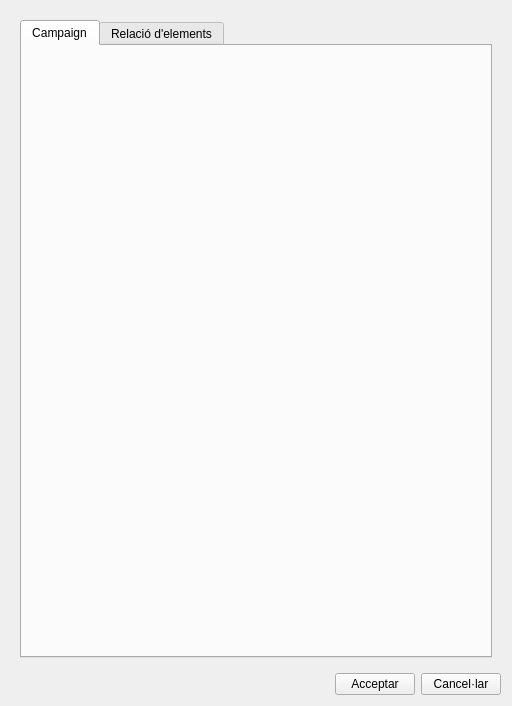
Giswater/giswater_qgis_plugin, file core/ui/toolbars/cm/add_campaign_review.ui: the form before one commit.
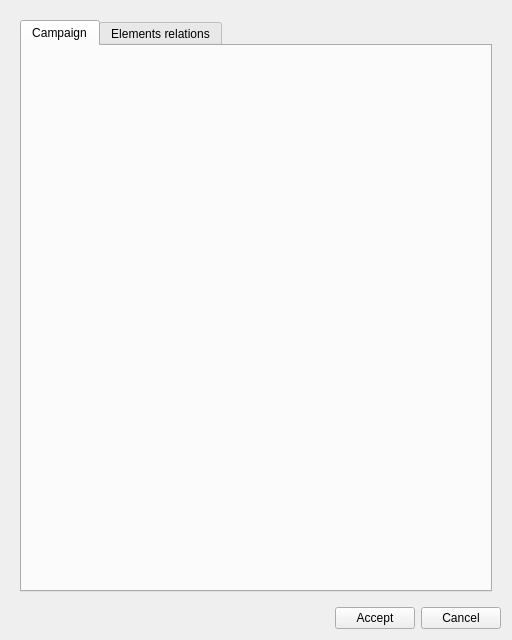
The form after the commit. Icons and pictures are not drawn.

What changed in the file:
```diff
--- a/core/ui/toolbars/cm/add_campaign_review.ui
+++ b/core/ui/toolbars/cm/add_campaign_review.ui
@@ -7,7 +7,7 @@
     <x>0</x>
     <y>0</y>
     <width>512</width>
-    <height>706</height>
+    <height>640</height>
    </rect>
   </property>
   <property name="windowTitle">
@@ -34,7 +34,7 @@
         </widget>
         <widget class="QWidget" name="tab_relations">
          <attribute name="title">
-          <string>Relació d'elements</string>
+          <string>Elements relations</string>
          </attribute>
          <layout class="QVBoxLayout" name="verticalLayout_4">
           <item>
@@ -173,14 +173,14 @@
      <item row="0" column="1">
       <widget class="QPushButton" name="btn_accept">
        <property name="text">
-        <string>Acceptar</string>
+        <string>Accept</string>
        </property>
       </widget>
      </item>
      <item row="0" column="2">
       <widget class="QPushButton" name="btn_cancel">
        <property name="text">
-        <string>Cancel·lar</string>
+        <string>Cancel</string>
        </property>
       </widget>
      </item>
```
